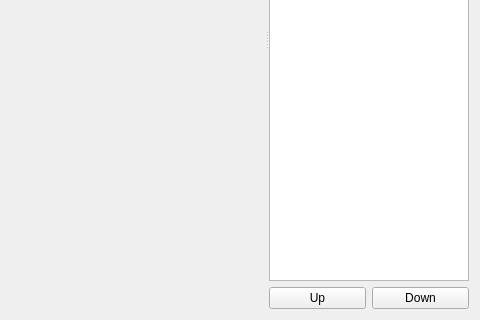
The window that src/pcot/assets/tabstitch.ui (AU-ExoMars/PCOT) describes before a commit, drawn with Qt 5; both pictures show x 408 to 888 and y 243 to 563 of the 888 by 563 pixel window.
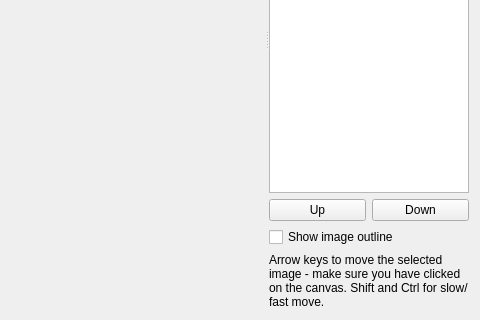
The same window after the commit. Custom widgets are drawn as their Qt base class.

Commit message: Stitch appears to work. Had to change some recursion avoidance in the canvas which might cause problems with ROIs but seems OK.

Patch:
```diff
--- a/src/pcot/assets/tabstitch.ui
+++ b/src/pcot/assets/tabstitch.ui
@@ -65,6 +65,23 @@
          </item>
         </layout>
        </item>
+       <item row="2" column="0">
+        <widget class="QCheckBox" name="showimage">
+         <property name="text">
+          <string>Show image outline</string>
+         </property>
+        </widget>
+       </item>
+       <item row="3" column="0">
+        <widget class="QLabel" name="label">
+         <property name="text">
+          <string>Arrow keys to move the selected image - make sure you have clicked on the canvas. Shift and Ctrl for slow/fast move.</string>
+         </property>
+         <property name="wordWrap">
+          <bool>true</bool>
+         </property>
+        </widget>
+       </item>
       </layout>
      </widget>
     </widget>
```
The commit also changes 2 other files.
